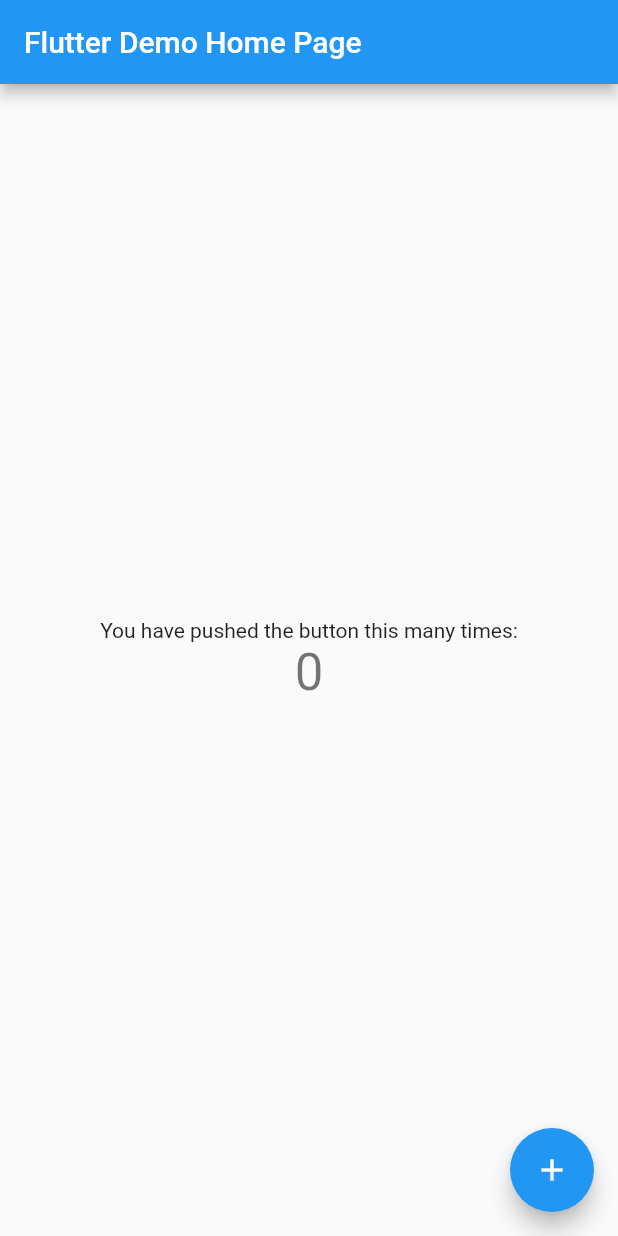
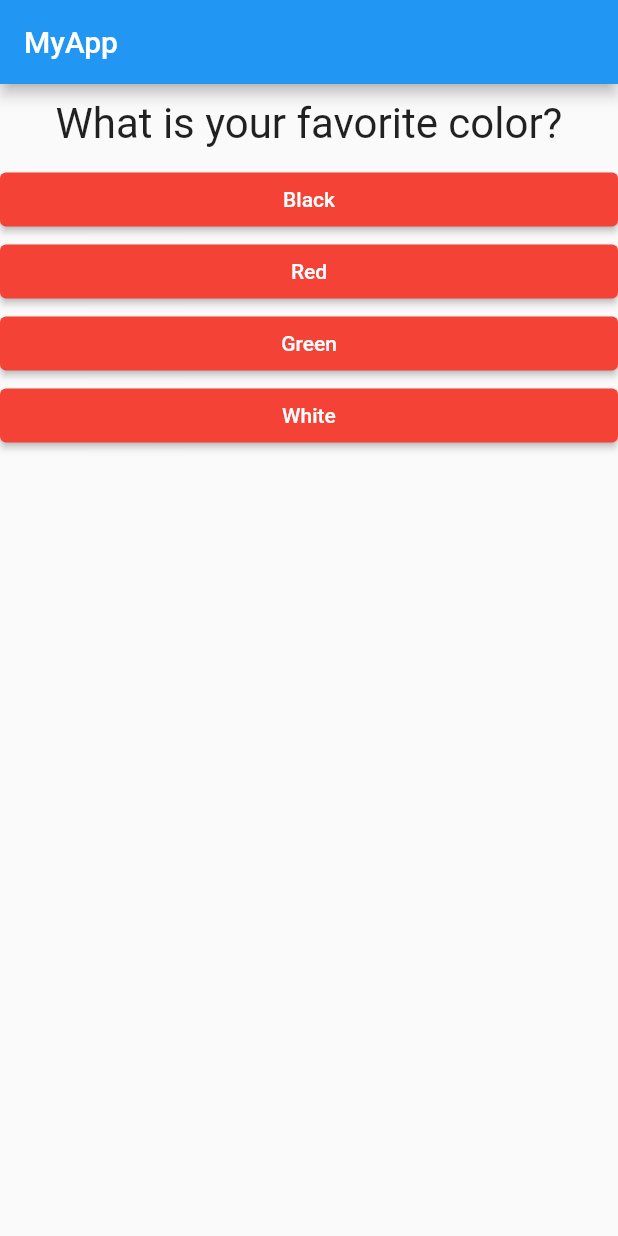
Before and after one commit to petretiandrea/flutter-course, a Flutter app: the screen it shows after launch, on a phone screen of 412 x 824 dp. Run offline on Flutter 3.47's test engine with Material 2 defaults, Android fonts, the light colour scheme and no system bars.

Commit message:
completed module1 - quizapp

```diff
--- /dev/null
+++ b/lib/answer.dart
@@ -0,0 +1,24 @@
+import 'package:flutter/material.dart';
+
+class Answer extends StatelessWidget {
+  final void Function() selectHandler;
+  final String text;
+
+  Answer(this.text, this.selectHandler);
+
+  @override
+  Widget build(BuildContext context) {
+    return Container(
+      width: double.infinity,
+      child: ElevatedButton(
+        child: Text(this.text),
+        onPressed: this.selectHandler,
+        style: ButtonStyle(
+            backgroundColor: MaterialStateProperty.all(Colors.red),
+            foregroundColor:
+                MaterialStateProperty.all(Colors.white) // text color
+            ),
+      ),
+    );
+  }
+}
--- a/lib/main.dart
+++ b/lib/main.dart
@@ -1,113 +1,111 @@
 import 'package:flutter/material.dart';
+import 'package:flutter_course_1/answer.dart';
+import 'package:flutter_course_1/question.dart';
+import 'package:flutter_course_1/quiz.dart';
+import 'package:flutter_course_1/result.dart';
 
-void main() {
-  runApp(MyApp());
+// void main() {
+// main entrypoint for app
+//  runApp(MyApp());
+// }
+
+void main() => runApp(MyApp());
+
+class Person {
+  String name;
+  int age;
+
+  Person(this.name, this.age) {
+    // direct storage the arguments to class member
+    // could be used with {}
+  }
+  // Person({String inputname, int age}) {
+  // with {} all parameters are optional and must be used as named
+  // also exists @required a built-in flutter option, that allow to require
+  // an optional parameter
+  // }
+
+  // that's important its like immutable list
+  // its forbiddend to add element to const list
+  // var a = const [];
 }
 
-class MyApp extends StatelessWidget {
-  // This widget is the root of your application.
+// when data ui change ist recreated
+class MyApp extends StatefulWidget {
+  @override
+  State<StatefulWidget> createState() {
+    return _MyAppState();
+  }
+}
+
+// this is not recreated to keep the state
+class _MyAppState extends State<MyApp> {
+  final _questions = const [
+    {
+      'questionText': 'What is your favorite color?',
+      'answers': [
+        {'text': 'Black', 'score': 10},
+        {'text': 'Red', 'score': 6},
+        {'text': 'Green', 'score': 3},
+        {'text': 'White', 'score': 2}
+      ]
+    },
+    {
+      'questionText': 'What is your favorite animal?',
+      'answers': [
+        {'text': 'Rabbit', 'score': 3},
+        {'text': 'Snake', 'score': 2},
+        {'text': 'Elephant', 'score': 10},
+        {'text': 'Lion', 'score': 11}
+      ]
+    },
+    {
+      'questionText': 'What is your favorite instructor?',
+      'answers': [
+        {'text': 'Max', 'score': 1},
+        {'text': 'Max', 'score': 1},
+        {'text': 'Max', 'score': 1},
+        {'text': 'Max', 'score': 1}
+      ]
+    }
+  ];
+
+  var _questionIndex = 0;
+  var _totalScore = 0;
+
+  void _restartQuiz() {
+    setState(() {
+      _totalScore = 0;
+      _questionIndex = 0;
+    });
+  }
+
+  void _answerQuestion(int score) {
+    if (_questionIndex < _questions.length) {
+      setState(() {
+        _totalScore += score;
+        _questionIndex += 1;
+      });
+    }
+    print('${_questionIndex}, ${_totalScore}');
+  }
+
+  bool _availableQuestions() => _questionIndex < _questions.length;
+
   @override
   Widget build(BuildContext context) {
     return MaterialApp(
-      title: 'Flutter Demo',
-      theme: ThemeData(
-        // This is the theme of your application.
-        //
-        // Try running your application with "flutter run". You'll see the
-        // application has a blue toolbar. Then, without quitting the app, try
-        // changing the primarySwatch below to Colors.green and then invoke
-        // "hot reload" (press "r" in the console where you ran "flutter run",
-        // or simply save your changes to "hot reload" in a Flutter IDE).
-        // Notice that the counter didn't reset back to zero; the application
-        // is not restarted.
-        primarySwatch: Colors.blue,
-      ),
-      home: MyHomePage(title: 'Flutter Demo Home Page'),
+      home: Scaffold(
+          appBar: AppBar(
+            title: Text('MyApp'),
+          ),
+          body: _availableQuestions()
+              ? Quiz(
+                  questions: _questions,
+                  answerHandler: _answerQuestion,
+                  questionIndex: _questionIndex,
+                )
+              : Result(_totalScore, _restartQuiz)),
     );
   }
 }
-
-class MyHomePage extends StatefulWidget {
-  MyHomePage({Key key, this.title}) : super(key: key);
-
-  // This widget is the home page of your application. It is stateful, meaning
-  // that it has a State object (defined below) that contains fields that affect
-  // how it looks.
-
-  // This class is the configuration for the state. It holds the values (in this
-  // case the title) provided by the parent (in this case the App widget) and
-  // used by the build method of the State. Fields in a Widget subclass are
-  // always marked "final".
-
-  final String title;
-
-  @override
-  _MyHomePageState createState() => _MyHomePageState();
-}
-
-class _MyHomePageState extends State<MyHomePage> {
-  int _counter = 0;
-
-  void _incrementCounter() {
-    setState(() {
-      // This call to setState tells the Flutter framework that something has
-      // changed in this State, which causes it to rerun the build method below
-      // so that the display can reflect the updated values. If we changed
-      // _counter without calling setState(), then the build method would not be
-      // called again, and so nothing would appear to happen.
-      _counter++;
-    });
-  }
-
-  @override
-  Widget build(BuildContext context) {
-    // This method is rerun every time setState is called, for instance as done
-    // by the _incrementCounter method above.
-    //
-    // The Flutter framework has been optimized to make rerunning build methods
-    // fast, so that you can just rebuild anything that needs updating rather
-    // than having to individually change instances of widgets.
-    return Scaffold(
-      appBar: AppBar(
-        // Here we take the value from the MyHomePage object that was created by
-        // the App.build method, and use it to set our appbar title.
-        title: Text(widget.title),
-      ),
-      body: Center(
-        // Center is a layout widget. It takes a single child and positions it
-        // in the middle of the parent.
-        child: Column(
-          // Column is also a layout widget. It takes a list of children and
-          // arranges them vertically. By default, it sizes itself to fit its
-          // children horizontally, and tries to be as tall as its parent.
-          //
-          // Invoke "debug painting" (press "p" in the console, choose the
-          // "Toggle Debug Paint" action from the Flutter Inspector in Android
-          // Studio, or the "Toggle Debug Paint" command in Visual Studio Code)
-          // to see the wireframe for each widget.
-          //
-          // Column has various properties to control how it sizes itself and
-          // how it positions its children. Here we use mainAxisAlignment to
-          // center the children vertically; the main axis here is the vertical
-          // axis because Columns are vertical (the cross axis would be
-          // horizontal).
-          mainAxisAlignment: MainAxisAlignment.center,
-          children: <Widget>[
-            Text(
-              'You have pushed the button this many times:',
-            ),
-            Text(
-              '$_counter',
-              style: Theme.of(context).textTheme.headline4,
-            ),
-          ],
-        ),
-      ),
-      floatingActionButton: FloatingActionButton(
-        onPressed: _incrementCounter,
-        tooltip: 'Increment',
-        child: Icon(Icons.add),
-      ), // This trailing comma makes auto-formatting nicer for build methods.
-    );
-  }
-}
--- /dev/null
+++ b/lib/question.dart
@@ -0,0 +1,20 @@
+import 'package:flutter/material.dart';
+
+class Question extends StatelessWidget {
+  final String questionText;
+
+  Question(this.questionText);
+
+  @override
+  Widget build(BuildContext context) {
+    return Container(
+      width: double.infinity, // its like match parent
+      margin: EdgeInsets.all(10), // only for specify the direction
+      child: Text(
+        this.questionText,
+        style: TextStyle(fontSize: 28),
+        textAlign: TextAlign.center,
+      ),
+    );
+  }
+}
--- /dev/null
+++ b/lib/quiz.dart
@@ -0,0 +1,26 @@
+import 'package:flutter/material.dart';
+import 'package:flutter_course_1/answer.dart';
+import 'package:flutter_course_1/question.dart';
+
+class Quiz extends StatelessWidget {
+  final List<Map<String, Object>> _questions;
+  final void Function(int) _answerHandler;
+  final int _questionIndex;
+
+  Quiz({@required questions, @required answerHandler, @required questionIndex})
+      : _questions = questions,
+        _answerHandler = answerHandler,
+        _questionIndex = questionIndex;
+
+  @override
+  Widget build(BuildContext context) {
+    return Column(
+      children: [
+        Question(_questions[_questionIndex]['questionText']),
+        ...(_questions[_questionIndex]['answers'] as List<Map<String, Object>>)
+            .map((answer) =>
+                Answer(answer['text'], () => _answerHandler(answer['score'])))
+      ],
+    );
+  }
+}
```
Also changed, not shown: lib/result.dart (added, +42 -0 lines).
